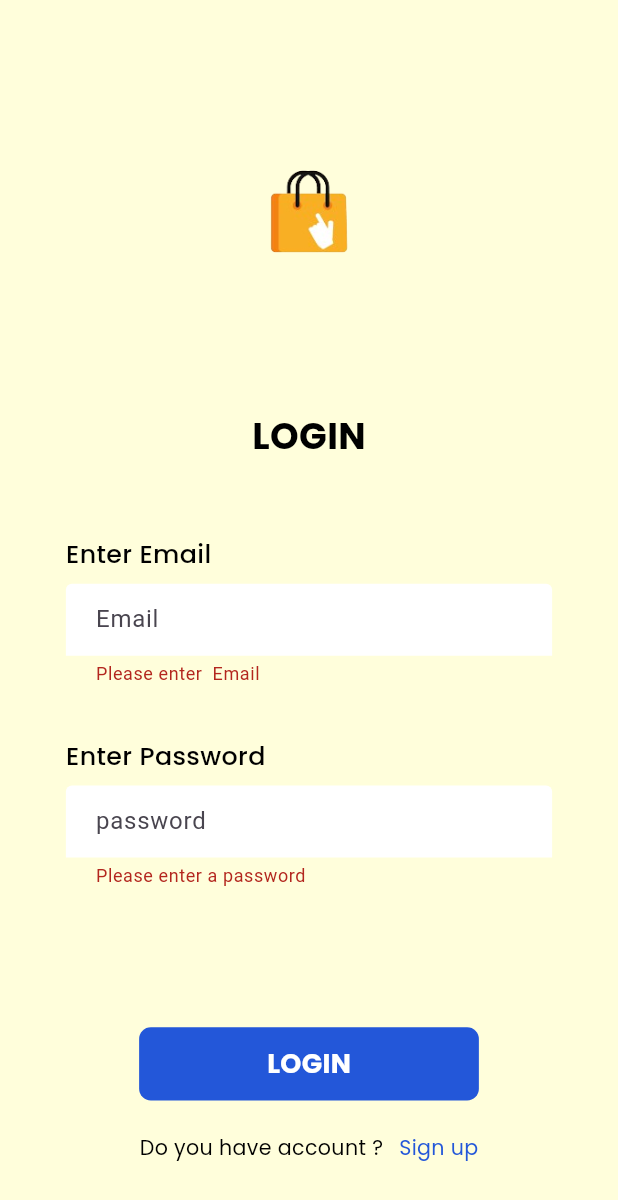
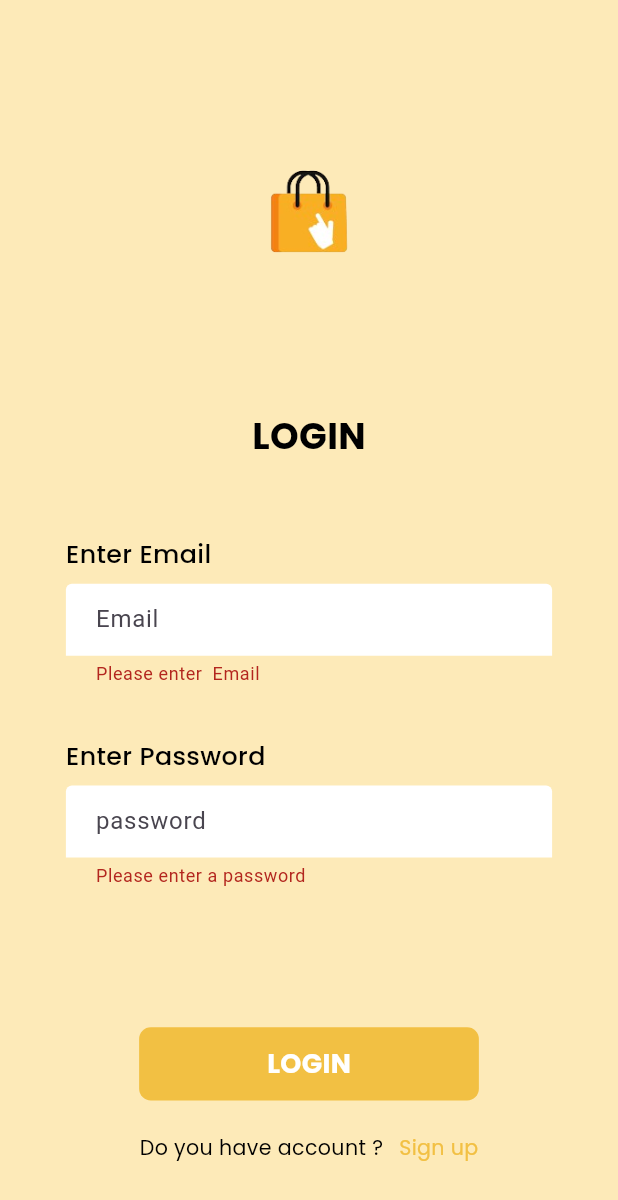
Before and after one commit to VismayaBR/machine_test_ipix, a Flutter app: the screen it shows after launch, after a tap on "LOGIN", on a phone screen of 412 x 824 dp. Shown: the top 1200 px of the screen. Run offline on Flutter 3.47's test engine with Material 3 defaults, Android fonts, the phone set to English and light mode, and no system bars; our stand-ins replace cloud_firestore, firebase_core, firebase_storage, flutter_screenutil, fluttertoast, google_fonts and 2 more; accounts and stored records are empty.

```diff
--- a/lib/Splash.dart
+++ b/lib/Splash.dart
@@ -1,6 +1,7 @@
 
 import 'package:flutter/material.dart';
 import 'package:flutter_screenutil/flutter_screenutil.dart';
+import 'package:machine_test/Login.dart';
 import 'package:machine_test/constants/colors.dart';
 
 
@@ -34,10 +35,10 @@ class _SplashScreenState extends State<SplashScreen> {
 
   Future<void> gotoLogin() async {
     await Future.delayed(const Duration(seconds: 3));
-    // Navigator.pushReplacement(
-    //     context,
-    //     // MaterialPageRoute(
-    //     //   builder: (context) =>Login(),
-    //     // ));
+    Navigator.pushReplacement(
+        context,
+        MaterialPageRoute(
+          builder: (context) =>Login(),
+        ));
   }
 }
--- a/lib/constants/colors.dart
+++ b/lib/constants/colors.dart
@@ -1,7 +1,7 @@
 import 'package:flutter/material.dart';
 
-const maincolor = Color.fromARGB(255, 255, 254, 219);
+const maincolor =  Color.fromARGB(255, 253, 234, 184);
 const customBalck = Color(0xff000000);
 const customGrey = Color(0xffE8F1FF);
 const white = Color(0xffFFFFFF);
-const customBlue = Color(0xff2357D9);
+const customBlue = Color.fromARGB(255, 242, 192, 67);
--- a/lib/main.dart
+++ b/lib/main.dart
@@ -2,6 +2,7 @@ import 'package:firebase_core/firebase_core.dart';
 import 'package:flutter/material.dart';
 import 'package:flutter_screenutil/flutter_screenutil.dart';
 import 'package:machine_test/Login.dart';
+import 'package:machine_test/Splash.dart';
 import 'package:machine_test/firebase_options.dart';
 
 Future<void> main() async {
@@ -26,7 +27,7 @@ class MyApp extends StatelessWidget {
             appBarTheme:
                 const AppBarTheme(color: Colors.transparent, elevation: 0),
           ),
-          home: Login()),
+          home: SplashScreen()),
           designSize: Size(390, 844),
     );
   }
--- a/lib/user/UserHome.dart
+++ b/lib/user/UserHome.dart
@@ -76,7 +76,7 @@ class _UserHomeState extends State<UserHome> {
                                 borderRadius: BorderRadius.circular(10),
                                 color: selectedCategory == categories[index]
                                     ? customBlue
-                                    : const Color.fromARGB(255, 237, 207, 161),
+                                    :  maincolor,
                               ),
                               child: Padding(
                                 padding: const EdgeInsets.all(8.0),
```
Also changed, not shown: lib/user/Cart.dart (+27 -6 lines), 5 other files.
